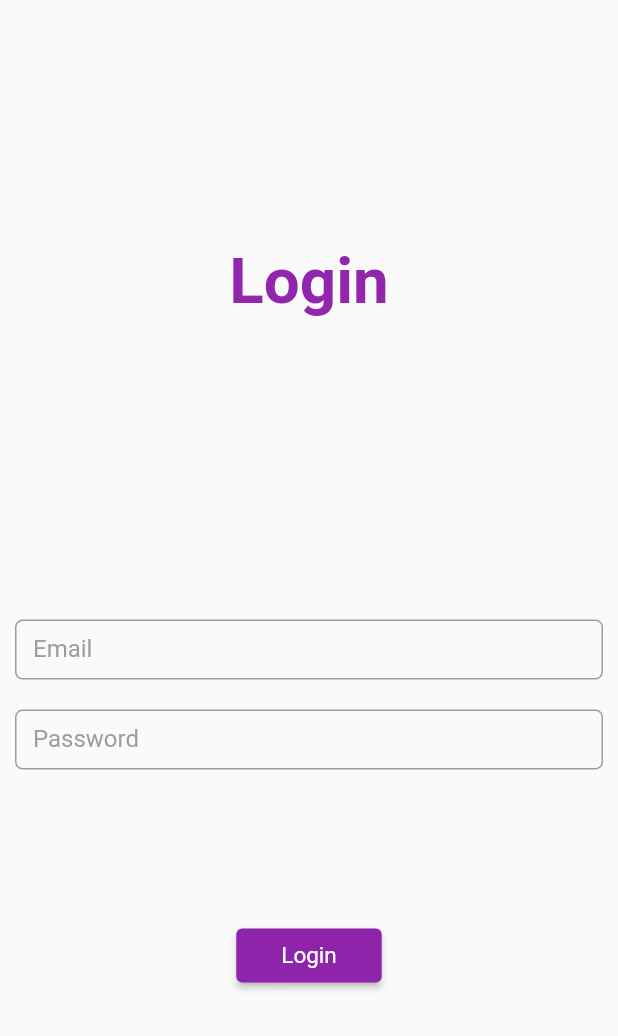
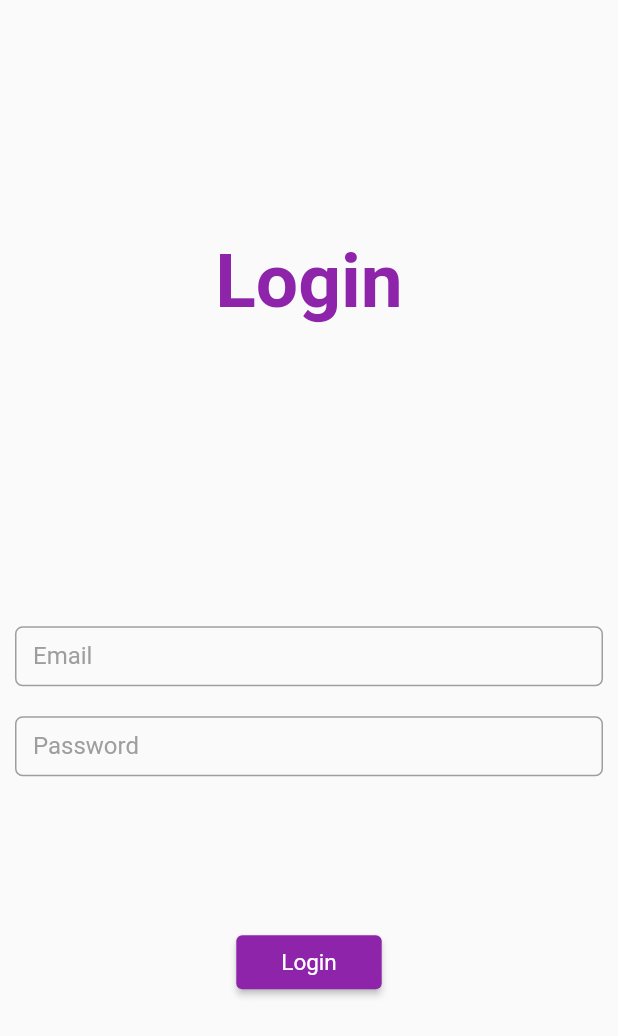
Before and after one commit to Vikank/quizz, a Flutter app: the screen it shows after launch, after a tap on "Login", on a phone screen of 412 x 824 dp. Shown: the top 1036 px of the screen. Run offline on Flutter 3.47's test engine with Material 2 defaults, Android fonts, the phone set to English and light mode, and no system bars; our stand-ins replace get.

Commit message:
working on login controller.

```diff
--- a/lib/controller/login_controller.dart
+++ b/lib/controller/login_controller.dart
@@ -1,8 +1,6 @@
 import 'package:get/get.dart';
 
 class LoginController extends GetxController{
-
-  RxBool animated = false.obs;
 
   @override
   void onInit(){
@@ -10,7 +8,7 @@ class LoginController extends GetxController{
   }
 
   void login(){
-    animated.value = !animated.value;
+
   }
 
 }
--- a/lib/screens/login.dart
+++ b/lib/screens/login.dart
@@ -19,16 +19,11 @@ class Login extends StatelessWidget {
                   ()=>Container(
                     child: AnimatedDefaultTextStyle(
                       child: Text('Login'),
-                      curve: loginController.animated.value ? Curves.bounceOut : Curves.bounceIn,
                       duration: Duration(seconds: 2),
-                      style: loginController.animated.value ? TextStyle(
+                      style: TextStyle(
                         fontSize: 50,
                         fontWeight: FontWeight.bold,
                         color: Colors.purple[600],
-                      ) : TextStyle(
-                        fontSize: 20,
-                        fontWeight: FontWeight.normal,
-                        color: Colors.purple,
                       ),
                     ),
                   ),
```
Also changed, not shown: lib/screens/home.dart (added, +11 -0 lines), lib/screens/is_signed_in.dart (added, +14 -0 lines).
